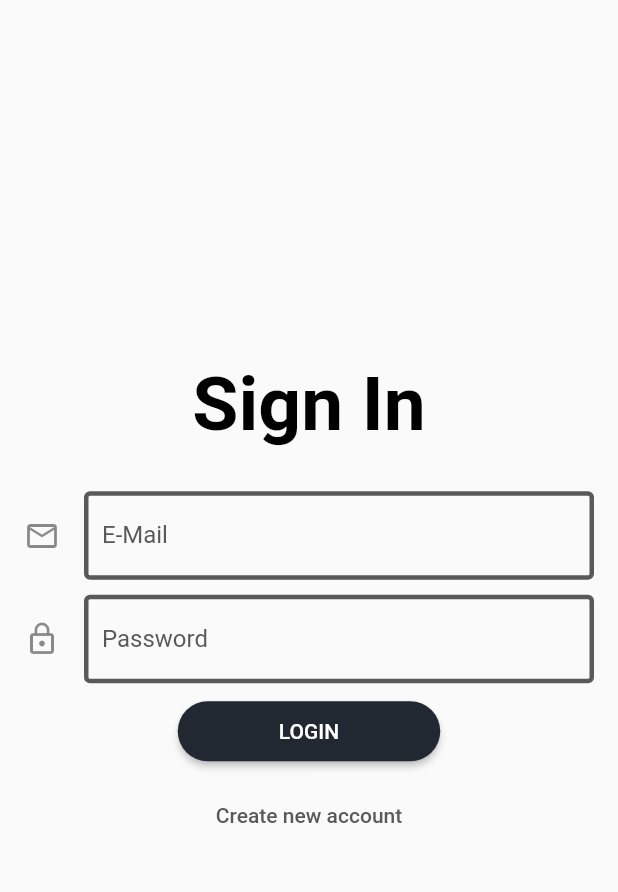
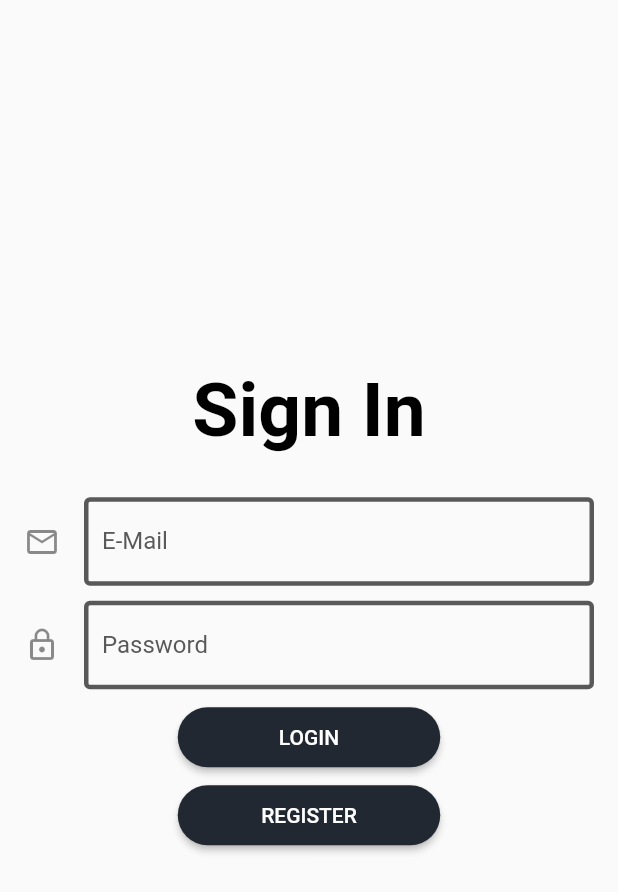
Before and after one commit to teamReachout/reachout, a Flutter app: the screen it shows after launch, on a phone screen of 412 x 824 dp. Shown: the top 892 px of the screen. Run offline on Flutter 3.47's test engine with Material 2 defaults, Android fonts, the light colour scheme and no system bars; our stand-ins replace cached_network_image, cloud_firestore, email_validator, firebase_auth, firebase_storage, flutter_spinkit and 11 more; accounts and stored records are empty.

```diff
--- a/lib/screens/login_page.dart
+++ b/lib/screens/login_page.dart
@@ -224,14 +224,18 @@ class _LoginPageState extends State<LoginPage> {
                       SizedBox(
                         height: 12,
                       ),
-                      FlatButton(
-                        textColor: Theme.of(context).primaryColor,
+                      Container(
+                        width: 175,
+                        height: 40,
+                        child: RaisedButton(
                           child: Text(
-                          'Create new account',
-                          style: TextStyle(
-                            color: Color.fromRGBO(89, 89, 89, 1),
+                            'REGISTER',
+                            style: TextStyle(color: Colors.white),
                           ),
+                          shape: RoundedRectangleBorder(
+                            borderRadius: BorderRadius.circular(100),
                           ),
+                          color: Theme.of(context).primaryColor,
                           onPressed: () {
                             Navigator.of(context).pushReplacement(
                               MaterialPageRoute(
@@ -240,6 +244,7 @@ class _LoginPageState extends State<LoginPage> {
                               ),
                             );
                           },
+                        ),
                       ),
                     ],
                   ),
--- a/lib/screens/notifications.dart
+++ b/lib/screens/notifications.dart
@@ -115,7 +115,7 @@ class _NotificationsState extends State<Notifications> {
             ),
           ),
           primary: true,
-          title: Text('Reachout'.toUpperCase(),
+          title: Text('notifications'.toUpperCase(),
               style: GoogleFonts.roboto(
                   fontSize: 20,
                   fontWeight: FontWeight.w300,
```
Also changed, not shown: lib/home.dart (+4 -4 lines), lib/screens/problems_screen.dart (+17 -1 lines), lib/screens/profile_page.dart (+36 -21 lines), lib/screens/user_feed.dart (+8 -1 lines). Lines whose indentation alone changed are shown as unchanged.
